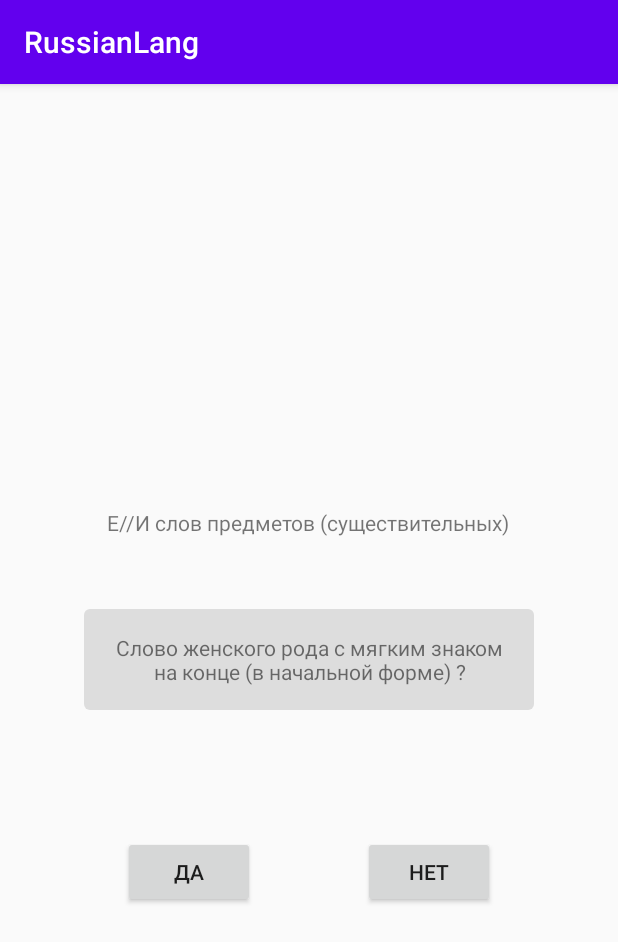
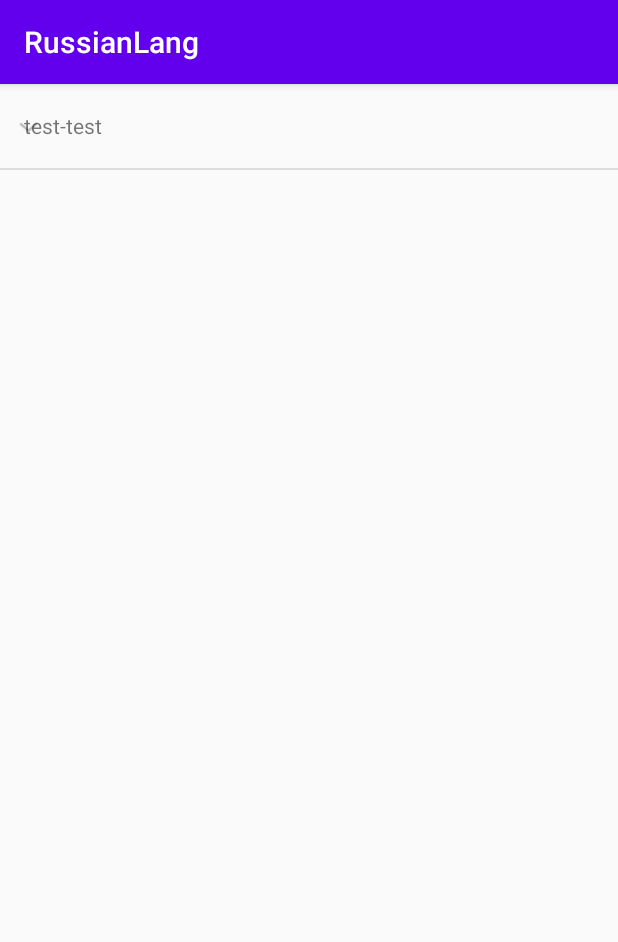
Before and after one commit to Gelassen/russian-lang-rules, an Android app: the screen it shows after launch (MainActivity before the commit, RulesActivity after it), on a phone screen of 412 x 824 dp. Shown: the top 942 px of the screen. Run offline under Robolectric (Android 15) with nearby library versions, the phone set to English and light mode, and no system bars.

Commit message:
Add rules activity and start refactor nodes

```diff
--- a/app/src/main/AndroidManifest.xml
+++ b/app/src/main/AndroidManifest.xml
@@ -10,12 +10,17 @@
         android:supportsRtl="true"
         android:theme="@style/AppTheme">
         <activity android:name=".MainActivity">
+
+        </activity>
+
+        <activity android:name=".RulesActivity" >
             <intent-filter>
                 <action android:name="android.intent.action.MAIN" />
 
                 <category android:name="android.intent.category.LAUNCHER" />
             </intent-filter>
         </activity>
+
     </application>
 
 </manifest>
--- a/app/src/main/java/ru/home/russianlang/MainActivity.kt
+++ b/app/src/main/java/ru/home/russianlang/MainActivity.kt
@@ -49,9 +49,9 @@ class MainActivity : AppCompatActivity() {
     }
 
     private fun showException() {
-        if (provider.getCurrentData()!!.exception != null) {
+        if (provider.getCurrentData()!!.exceptions.isNotEmpty()) {
             exception.visibility = View.VISIBLE
-            exception.text = provider.getCurrentData()!!.exception
+            exception.text = provider.getCurrentData()!!.exceptions.get(0)
             exceptionTitle.visibility = View.VISIBLE
         } else {
             exceptionTitle.visibility = View.GONE
--- /dev/null
+++ b/app/src/main/java/ru/home/russianlang/RulesActivity.java
@@ -0,0 +1,134 @@
+package ru.home.russianlang;
+
+import android.content.Context;
+import android.os.Bundle;
+import android.view.LayoutInflater;
+import android.view.View;
+import android.view.ViewGroup;
+import android.widget.BaseExpandableListAdapter;
+import android.widget.ExpandableListAdapter;
+import android.widget.ExpandableListView;
+import android.widget.SimpleExpandableListAdapter;
+import android.widget.TextView;
+
+import androidx.annotation.Nullable;
+import androidx.appcompat.app.AppCompatActivity;
+
+import java.util.ArrayList;
+import java.util.List;
+import java.util.Map;
+
+public class RulesActivity extends AppCompatActivity {
+
+    @Override
+    protected void onCreate(@Nullable Bundle savedInstanceState) {
+        super.onCreate(savedInstanceState);
+        setContentView(R.layout.activity_rules);
+
+        ExpandableListView view = findViewById(R.id.list);
+        AppExpandableListAdapter adapter = new AppExpandableListAdapter(this);
+        view.setAdapter(adapter);
+
+        List<Rule> dataset = new ArrayList<>();
+
+        Rule rule = new Rule();
+        rule.getSubrules().add(new Rule());
+        dataset.add(rule);
+
+        adapter.setData(dataset);
+    }
+
+    public static class Rule {
+
+        private String name = "test-test";
+
+        private List<Rule> subrules = new ArrayList<>();
+
+        public String getName() {
+            return name;
+        }
+
+        public List<Rule> getSubrules() {
+            return subrules;
+        }
+
+    }
+
+    public static class AppExpandableListAdapter extends BaseExpandableListAdapter {
+
+        private LayoutInflater inflater;
+        private List<Rule> data = new ArrayList<>();
+
+        public void setData(List<Rule> data) {
+            this.data.clear();
+            this.data = data;
+            notifyDataSetChanged();
+        }
+
+        public AppExpandableListAdapter(Context context) {
+            inflater = LayoutInflater.from(context);
+        }
+
+        @Override
+        public int getGroupCount() {
+            return data.size();
+        }
+
+        @Override
+        public int getChildrenCount(int groupPosition) {
+            return data.get(groupPosition).getSubrules().size();
+        }
+
+        @Override
+        public Object getGroup(int position) {
+            return data.get(position);
+        }
+
+        @Override
+        public Object getChild(int groupPos, int childPos) {
+            return data.get(groupPos).getSubrules().get(childPos);
+        }
+
+        @Override
+        public long getGroupId(int pos) {
+            return 0;
+        }
+
+        @Override
+        public long getChildId(int groupPos, int childPos) {
+            return 0;
+        }
+
+        @Override
+        public boolean hasStableIds() {
+            return false;
+        }
+
+        @Override
+        public View getGroupView(int pos, boolean isExpanded, View convertView, ViewGroup viewGroup) {
+            // TODO move to view holder pattern
+            if (convertView == null) {
+                convertView = inflater.inflate(R.layout.view_group, viewGroup, false);
+            }
+
+            ((TextView) convertView.findViewById(R.id.text)).setText(data.get(pos).getName());
+            return convertView;
+        }
+
+        @Override
+        public View getChildView(int pos, int childPos, boolean isExpanded, View convertView, ViewGroup viewGroup) {
+            // TODO move to view holder pattern
+            if (convertView == null) {
+                convertView = inflater.inflate(R.layout.view_group_item, viewGroup, false);
+            }
+
+            ((TextView) convertView.findViewById(R.id.text)).setText(data.get(pos).getSubrules().get(childPos).getName());
+            return convertView;
+        }
+
+        @Override
+        public boolean isChildSelectable(int i, int i1) {
+            return false;
+        }
+    }
+}
--- a/app/src/main/java/ru/home/russianlang/content/Utils.java
+++ b/app/src/main/java/ru/home/russianlang/content/Utils.java
@@ -5,28 +5,37 @@ import ru.home.russianlang.evaluator.Node;
 
 public class Utils {
 
-    public static Evaluator generateEvaluationTreeRule20() {
+    public static Evaluator generateEvaluationTreeRule20_1() {
         Evaluator tree = new Evaluator();
         Node root = new Node(tree);
-        root.setTitle("E//И слов предметов (существительных)");
+        root.setTitle("Окончания E//И слов предметов (существительных)");
         root.setValue("Слово женского рода с мягким знаком на конце (в начальной форме) ?");
         root.setPositive(new Node(tree, "И (тени)"));
         root.setNegative(new Node(tree, "на -ия, -ие, -ий  // на -мя, -дитя"));
 
         Node nodeNegativeLevel1 = root.getNegative();
         nodeNegativeLevel1.setPositive(new Node(tree, "И (армии)"));
-        nodeNegativeLevel1.setException("-ие сохраняется при ответе на вопрос кого?//что? (войти в здание)");
+        nodeNegativeLevel1.setExceptions("-ие сохраняется при ответе на вопрос кого?//что? (войти в здание)");
         nodeNegativeLevel1.setNegative(new Node(tree, "Это слово типа страна // земля ?"));
 
         Node nodePositiveLevel2 = nodeNegativeLevel1.getPositive();
-        nodePositiveLevel2.setException("(на острие))");
+        nodePositiveLevel2.setExceptions("(на острие))");
 
         Node nodeNegativeLevel2 = nodeNegativeLevel1.getNegative();
         nodeNegativeLevel2.setPositive(new Node(tree, "Пишем, как страна (о стране => о земле)"));
         nodeNegativeLevel2.setNegative(new Node(tree, "Е (о товарище)"));
-        nodeNegativeLevel2.getNegative().setException("в забытьи");
+        nodeNegativeLevel2.getNegative().setExceptions("в забытьи");
 
         tree.setRoot(root);
         return tree;
     }
+
+    public static Node generateRule20_2() {
+        Node root = new Node(null);
+
+        root.setTitle("Безударные окончания слов признаков \n Которые отвечают на вопросы Какой? Какая? Какое? Какие?");
+        root.setValue("Пишем такие же окончания, но в той форме, которой требует слово-предмет -- носитель данного признака (в каком? в лёгком блестящем костюме)");
+
+        return root;
+    }
 }
--- a/app/src/main/java/ru/home/russianlang/evaluator/Node.java
+++ b/app/src/main/java/ru/home/russianlang/evaluator/Node.java
@@ -2,10 +2,13 @@ package ru.home.russianlang.evaluator;
 
 import org.jetbrains.annotations.Nullable;
 
+import java.util.ArrayList;
+import java.util.List;
+
 public class Node {
     private String title;
     private String value;
-    private String exception;
+    private List<String> exceptions = new ArrayList<>();
     private Node positive;
     private Node negative;
     private Node parent;
@@ -37,12 +40,12 @@ public class Node {
         this.title = title;
     }
 
-    public String getException() {
-        return exception;
+    public List<String> getExceptions() {
+        return exceptions;
     }
 
-    public void setException(String exception) {
-        this.exception = exception;
+    public void setExceptions(String exception) {
+        this.exceptions.add(exception);
     }
 
     public Node getPositive() {
--- a/app/src/main/java/ru/home/russianlang/providers/DataProvider.kt
+++ b/app/src/main/java/ru/home/russianlang/providers/DataProvider.kt
@@ -12,7 +12,7 @@ class DataProvider {
     }
 
     fun startRule20() {
-        evaluator = Utils.generateEvaluationTreeRule20()
+        evaluator = Utils.generateEvaluationTreeRule20_1()
     }
 
     fun onPositiveAnswer() {
@@ -38,6 +38,6 @@ class DataProvider {
 
     init {
         evaluator =
-            Utils.generateEvaluationTreeRule20()
+            Utils.generateEvaluationTreeRule20_1()
     }
 }
--- /dev/null
+++ b/app/src/main/res/layout/activity_rules.xml
@@ -0,0 +1,12 @@
+<?xml version="1.0" encoding="utf-8"?>
+<FrameLayout
+    xmlns:android="http://schemas.android.com/apk/res/android"
+    android:layout_width="match_parent"
+    android:layout_height="match_parent">
+
+    <ExpandableListView
+        android:id="@+id/list"
+        android:layout_width="match_parent"
+        android:layout_height="match_parent" />
+
+</FrameLayout>
--- /dev/null
+++ b/app/src/main/res/layout/view_group.xml
@@ -0,0 +1,15 @@
+<?xml version="1.0" encoding="utf-8"?>
+<FrameLayout
+    xmlns:android="http://schemas.android.com/apk/res/android"
+    android:layout_width="match_parent"
+    android:layout_height="56dp"
+    android:paddingStart="16dp"
+    android:paddingEnd="16dp">
+
+    <TextView
+        android:id="@+id/text"
+        android:layout_width="match_parent"
+        android:layout_height="wrap_content"
+        android:layout_gravity="center_vertical"/>
+
+</FrameLayout>
```
Also changed, not shown: app/src/main/res/layout/view_group_item.xml (added, +15 -0 lines).
